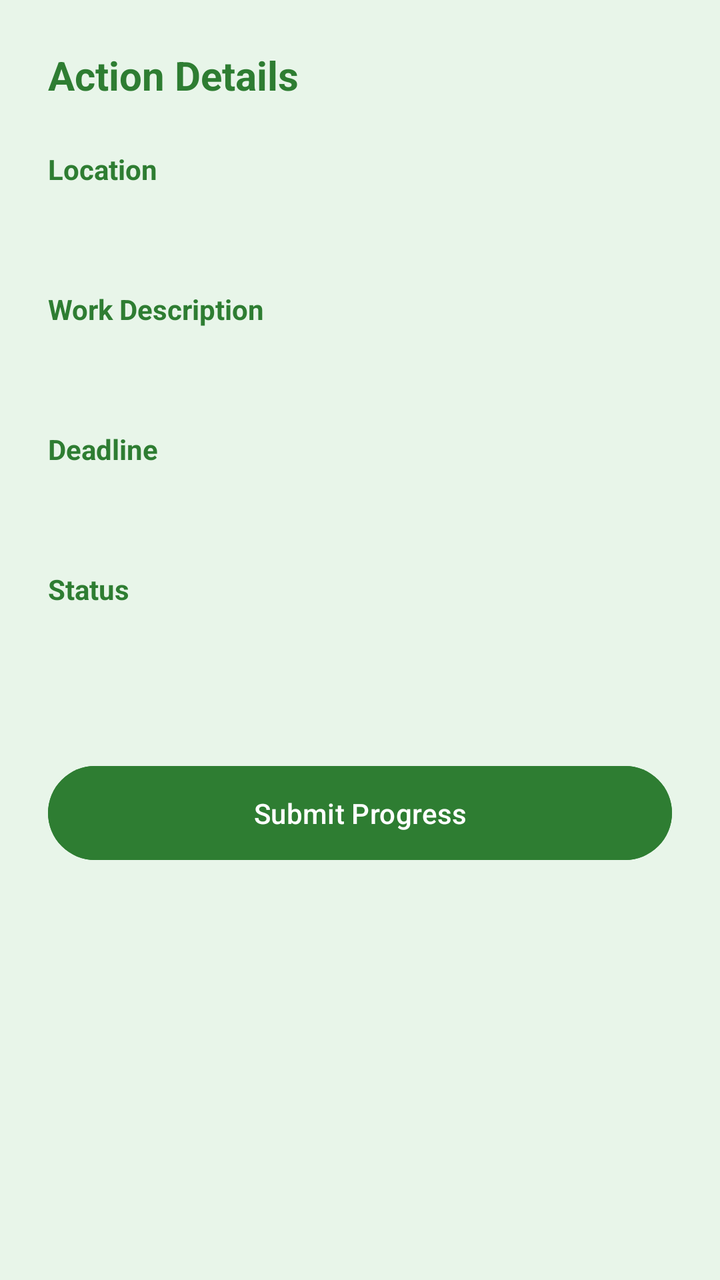
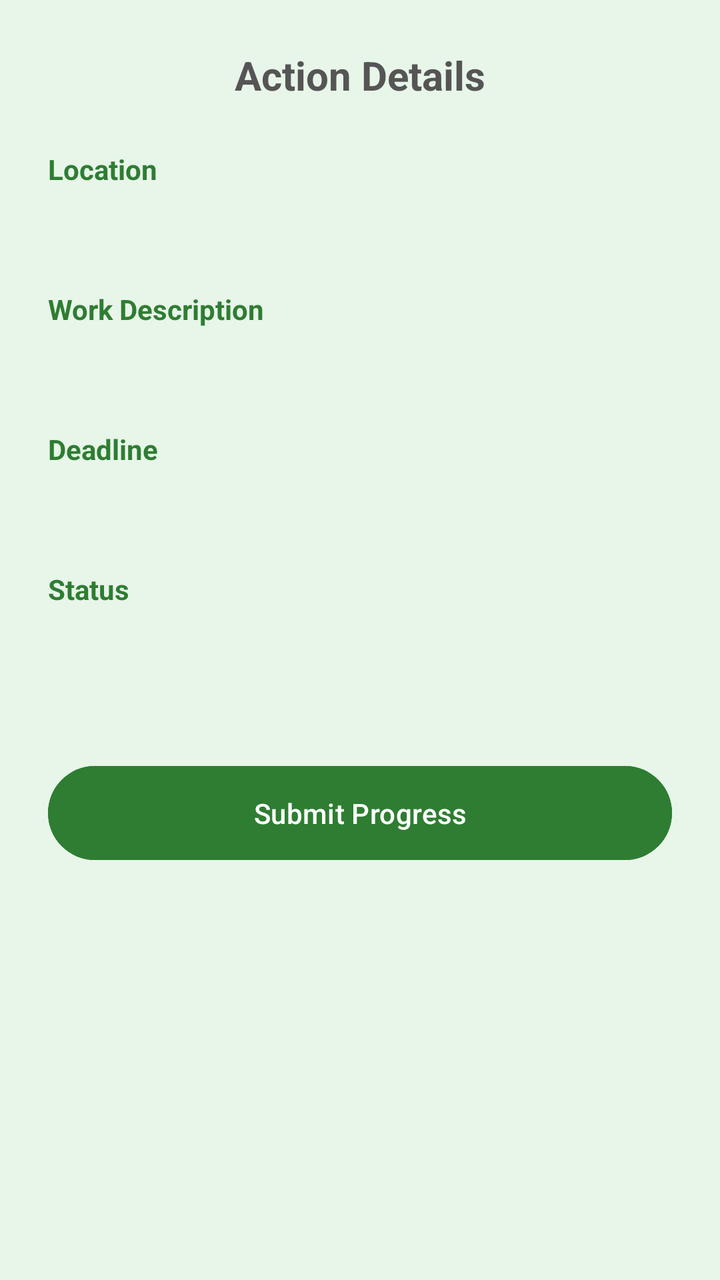

Two renders of the same Android screen: before a commit and after it. Below are the layout's source before the change and the commit's diff.
<!-- AndroidManifest.xml: application theme Theme.GreenAwareMobile -->
<!-- res/layout/activity_action_details.xml -->
<ScrollView xmlns:android="http://schemas.android.com/apk/res/android"
    android:layout_width="match_parent"
    android:layout_height="match_parent"
    android:background="#E8F5E9"
    android:padding="16dp">

    <LinearLayout
        android:orientation="vertical"
        android:layout_width="match_parent"
        android:layout_height="wrap_content"
        android:padding="8dp">

        
        <TextView
            android:text="Action Details"
            android:textSize="20sp"
            android:textStyle="bold"
            android:textColor="#2E7D32"
            android:layout_marginBottom="16dp"
            android:layout_width="wrap_content"
            android:layout_height="wrap_content"/>

        
        <TextView
            android:text="Location"
            android:textStyle="bold"
            android:textColor="#2E7D32"
            android:layout_marginTop="8dp"
            android:layout_width="wrap_content"
            android:layout_height="wrap_content"/>

        
        <TextView
            android:id="@+id/txtLocation"
            android:textColor="#555555"
            android:layout_width="match_parent"
            android:layout_height="wrap_content"
            android:padding="8dp"
            android:background="#E8F5E9"
            android:layout_marginTop="4dp"
            android:layout_marginBottom="12dp"/>

        
        <TextView
            android:text="Work Description"
            android:textStyle="bold"
            android:textColor="#2E7D32"
            android:layout_width="wrap_content"
            android:layout_height="wrap_content"/>

        
        <TextView
            android:id="@+id/txtDescription"
            android:textColor="#555555"
            android:layout_width="match_parent"
            android:layout_height="wrap_content"
            android:padding="8dp"
            android:background="#E8F5E9"
            android:layout_marginTop="4dp"
            android:layout_marginBottom="12dp"/>

        
        <TextView
            android:text="Deadline"
            android:textStyle="bold"
            android:textColor="#2E7D32"
            android:layout_width="wrap_content"
            android:layout_height="wrap_content"/>

        
        <TextView
            android:id="@+id/txtDeadline"
            android:textColor="#D32F2F"
            android:layout_width="match_parent"
            android:layout_height="wrap_content"
            android:padding="8dp"
            android:background="#E8F5E9"
            android:layout_marginTop="4dp"
            android:layout_marginBottom="12dp"/>

        
        <TextView
            android:text="Status"
            android:textStyle="bold"
            android:textColor="#2E7D32"
            android:layout_width="wrap_content"
            android:layout_height="wrap_content"/>

        
        <TextView
            android:id="@+id/txtStatus"
            android:textStyle="bold"
            android:layout_width="match_parent"
            android:layout_height="wrap_content"
            android:padding="8dp"
            android:background="#E8F5E9"
            android:layout_marginTop="4dp"
            android:layout_marginBottom="16dp"/>

        
        <Button
            android:id="@+id/btnSubmitProgress"
            android:text="Submit Progress"
            android:layout_marginTop="20dp"
            android:layout_width="match_parent"
            android:layout_height="wrap_content"
            android:backgroundTint="#2E7D32"
            android:textColor="#FFFFFF"
            android:padding="14dp"/>

    </LinearLayout>
</ScrollView>
<!-- resources referenced by this layout -->
<resources>
  <style name="Theme.GreenAwareMobile" parent="Base.Theme.GreenAwareMobile" />
  <style name="Base.Theme.GreenAwareMobile" parent="Theme.Material3.DayNight.NoActionBar">
          
          
          <item name="materialCalendarTheme">@style/GreenSpinnerTheme</item>
      </style>
  <style name="GreenSpinnerTheme" parent="ThemeOverlay.AppCompat.Light">
          <item name="android:textColor">#555555</item>
      </style>
</resources>

<!-- the commit's change to res/layout/activity_action_details.xml (unified diff, before → after) -->
@@ -15,9 +15,10 @@
             android:text="Action Details"
             android:textSize="20sp"
             android:textStyle="bold"
-            android:textColor="#2E7D32"
+            android:textColor="#555555"
             android:layout_marginBottom="16dp"
             android:layout_width="wrap_content"
+            android:layout_gravity="center_horizontal"
             android:layout_height="wrap_content"/>
 
         
